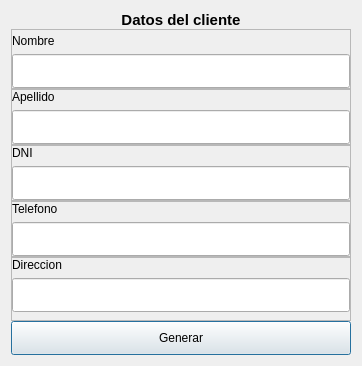
This is uis/interfazPedirDatosCliente.ui in schulz-franco/gestor_de_ventas as Qt 5 draws it before an edit. The edited form follows.
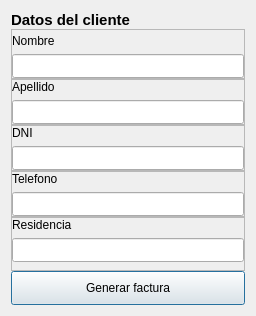
This is the edited form.

```diff
--- a/uis/interfazPedirDatosCliente.ui
+++ b/uis/interfazPedirDatosCliente.ui
@@ -6,8 +6,8 @@
    <rect>
     <x>0</x>
     <y>0</y>
-    <width>362</width>
-    <height>362</height>
+    <width>256</width>
+    <height>312</height>
    </rect>
   </property>
   <property name="windowTitle">
@@ -23,7 +23,7 @@
       <string>&lt;html&gt;&lt;head/&gt;&lt;body&gt;&lt;p&gt;&lt;span style=&quot; font-size:11pt; font-weight:600;&quot;&gt;Datos del cliente&lt;/span&gt;&lt;/p&gt;&lt;/body&gt;&lt;/html&gt;</string>
      </property>
      <property name="alignment">
-      <set>Qt::AlignCenter</set>
+      <set>Qt::AlignLeading|Qt::AlignLeft|Qt::AlignVCenter</set>
      </property>
     </widget>
    </item>
@@ -71,13 +71,13 @@
         <property name="minimumSize">
          <size>
           <width>0</width>
-          <height>34</height>
+          <height>24</height>
          </size>
         </property>
         <property name="maximumSize">
          <size>
           <width>16777215</width>
-          <height>34</height>
+          <height>24</height>
          </size>
         </property>
        </widget>
@@ -129,13 +129,13 @@
         <property name="minimumSize">
          <size>
           <width>0</width>
-          <height>34</height>
+          <height>24</height>
          </size>
         </property>
         <property name="maximumSize">
          <size>
           <width>16777215</width>
-          <height>34</height>
+          <height>24</height>
          </size>
         </property>
        </widget>
@@ -187,13 +187,13 @@
         <property name="minimumSize">
          <size>
           <width>0</width>
-          <height>34</height>
+          <height>24</height>
          </size>
         </property>
         <property name="maximumSize">
          <size>
           <width>16777215</width>
-          <height>34</height>
+          <height>24</height>
          </size>
         </property>
        </widget>
@@ -245,13 +245,13 @@
         <property name="minimumSize">
          <size>
           <width>0</width>
-          <height>34</height>
+          <height>24</height>
          </size>
         </property>
         <property name="maximumSize">
          <size>
           <width>16777215</width>
-          <height>34</height>
+          <height>24</height>
          </size>
         </property>
        </widget>
@@ -294,7 +294,7 @@
          </font>
         </property>
         <property name="text">
-         <string>Direccion</string>
+         <string>Residencia</string>
         </property>
        </widget>
       </item>
@@ -303,13 +303,13 @@
         <property name="minimumSize">
          <size>
           <width>0</width>
-          <height>34</height>
+          <height>24</height>
          </size>
         </property>
         <property name="maximumSize">
          <size>
           <width>16777215</width>
-          <height>34</height>
+          <height>24</height>
          </size>
         </property>
        </widget>
@@ -329,7 +329,7 @@
       <cursorShape>PointingHandCursor</cursorShape>
      </property>
      <property name="text">
-      <string>Generar</string>
+      <string>Generar factura</string>
      </property>
     </widget>
    </item>
```
Left out of the diff: 2 changed lines with no effect on the pictures.
